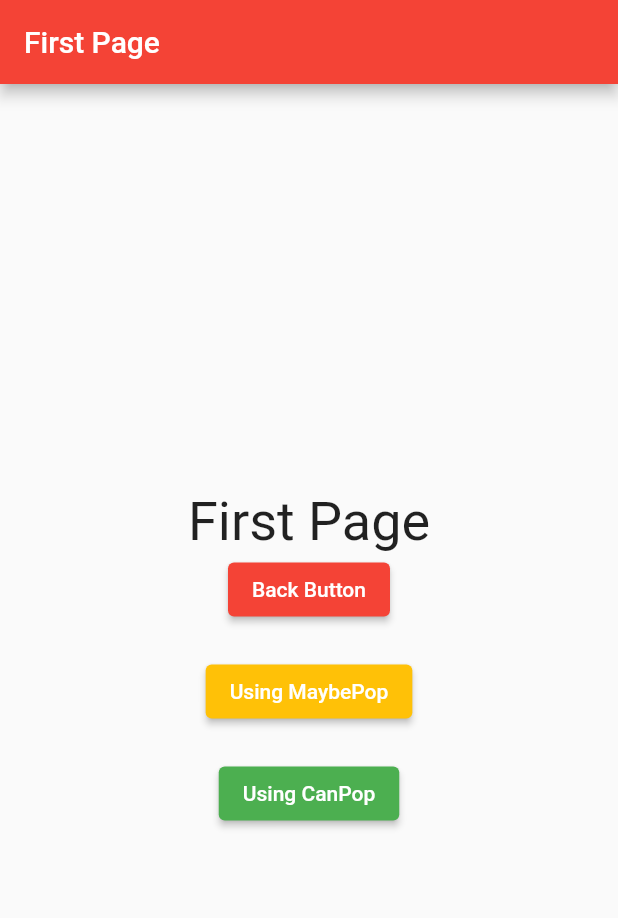
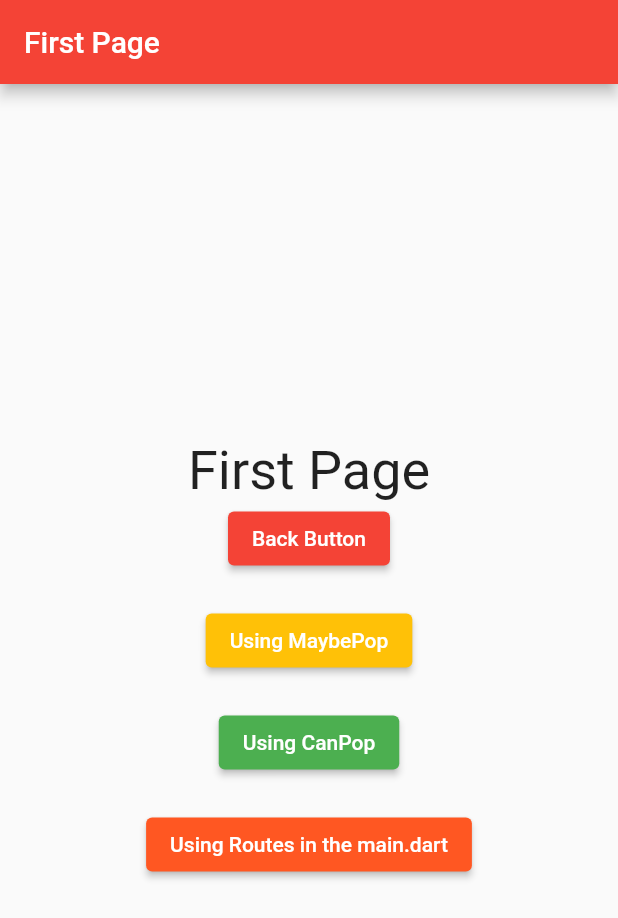
Before and after one commit to algonacci/basic-navigation, a Flutter app: the screen it shows after launch, after a tap on "First Page", on a phone screen of 412 x 824 dp. Shown: the top 918 px of the screen. Run offline on Flutter 3.47's test engine with Material 2 defaults, Android fonts, the phone set to English and light mode, and no system bars.

Commit message:
using named routes

```diff
--- a/lib/first_page.dart
+++ b/lib/first_page.dart
@@ -78,6 +78,20 @@ class FirstPage extends StatelessWidget {
                   'Using CanPop',
                 ),
               ),
+              const SizedBox(
+                height: 20,
+              ),
+              ElevatedButton(
+                onPressed: () {
+                  Navigator.pushNamed(context, '/second-page');
+                },
+                style: ElevatedButton.styleFrom(
+                  backgroundColor: Colors.deepOrange,
+                ),
+                child: const Text(
+                  'Using Routes in the main.dart',
+                ),
+              ),
             ],
           ),
         ),
--- a/lib/main.dart
+++ b/lib/main.dart
@@ -1,4 +1,7 @@
+import 'package:basic_navigation/error_page.dart';
+import 'package:basic_navigation/first_page.dart';
 import 'package:basic_navigation/main_page.dart';
+import 'package:basic_navigation/second_page.dart';
 import 'package:flutter/material.dart';
 
 void main() {
@@ -16,6 +19,14 @@ class MyApp extends StatelessWidget {
         primarySwatch: Colors.blue,
       ),
       home: const MainPage(),
+      routes: {
+        '/main-page': (context) => const MainPage(),
+        '/first-page': (context) => FirstPage(),
+        '/second-page': (context) => const SecondPage(),
+      },
+      onUnknownRoute: (settings) => MaterialPageRoute(
+        builder: (context) => const ErrorPage(),
+      ),
     );
   }
 }
--- a/lib/main_page.dart
+++ b/lib/main_page.dart
@@ -93,6 +93,34 @@ class MainPage extends StatelessWidget {
                 'Using PushReplacement',
               ),
             ),
+            const SizedBox(
+              height: 20,
+            ),
+            ElevatedButton(
+              onPressed: () {
+                Navigator.pushNamed(context, '/first-page');
+              },
+              style: ElevatedButton.styleFrom(
+                backgroundColor: Colors.yellow,
+              ),
+              child: const Text(
+                'Using Routes',
+              ),
+            ),
+            const SizedBox(
+              height: 20,
+            ),
+            ElevatedButton(
+              onPressed: () {
+                Navigator.pushNamed(context, '/first-pagess');
+              },
+              style: ElevatedButton.styleFrom(
+                backgroundColor: Colors.indigo,
+              ),
+              child: const Text(
+                'Go To Unknown Page and Get 404',
+              ),
+            ),
           ],
         ),
       ),
```
Also changed, not shown: lib/error_page.dart (added, +27 -0 lines).
